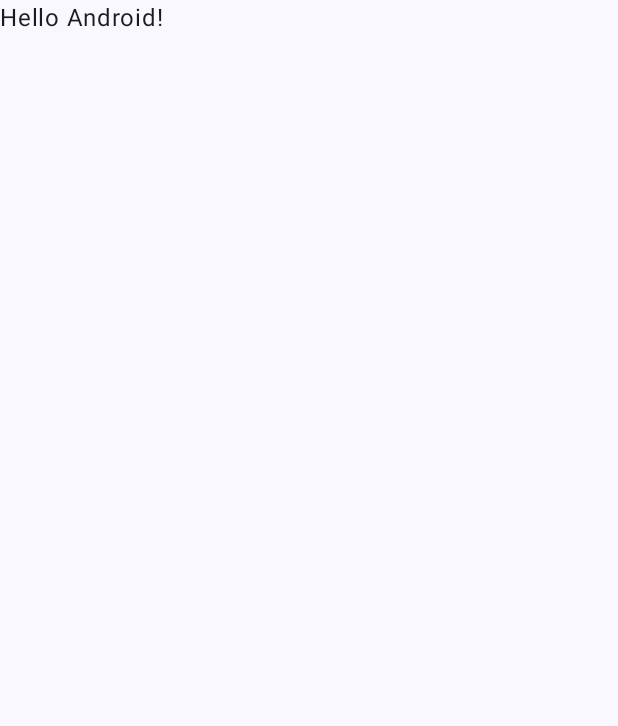
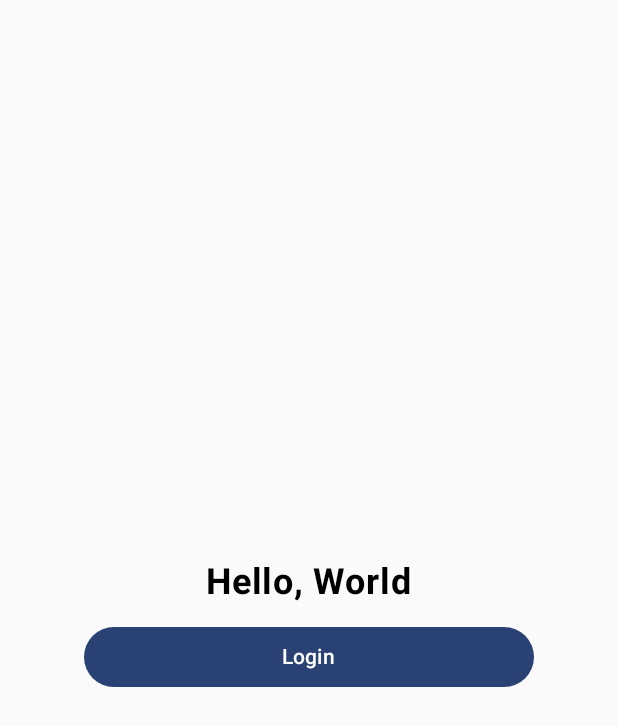
Before and after one commit to AlexGladkov/AlexGladkov-maw_chapter2_block1_demo3, an Android app built with Jetpack Compose: the screen it shows after launch (MainActivity), on a phone screen of 412 x 824 dp. Before the commit the part shown is almost empty. Shown: the top 726 px of the screen. Run offline under Robolectric (Android 15) with nearby library versions, the phone set to English and light mode, and no system bars.

Commit message:
setup ready

```diff
--- a/app/build.gradle.kts
+++ b/app/build.gradle.kts
@@ -6,12 +6,12 @@ plugins {
 
 android {
     namespace = "tech.mobiledeveloper.block1example2"
-    compileSdk = 34
+    compileSdk = 35
 
     defaultConfig {
         applicationId = "tech.mobiledeveloper.block1example2"
         minSdk = 24
-        targetSdk = 34
+        targetSdk = 35
         versionCode = 1
         versionName = "1.0"
 
@@ -40,6 +40,8 @@ android {
 }
 
 dependencies {
+    implementation(libs.ktor.core)
+    implementation(libs.ktor.cio)
 
     implementation(libs.androidx.core.ktx)
     implementation(libs.androidx.lifecycle.runtime.ktx)
--- a/app/src/main/java/tech/mobiledeveloper/block1example2/MainActivity.kt
+++ b/app/src/main/java/tech/mobiledeveloper/block1example2/MainActivity.kt
@@ -4,14 +4,27 @@ import android.os.Bundle
 import androidx.activity.ComponentActivity
 import androidx.activity.compose.setContent
 import androidx.activity.enableEdgeToEdge
+import androidx.compose.foundation.background
+import androidx.compose.foundation.layout.Box
 import androidx.compose.foundation.layout.fillMaxSize
 import androidx.compose.foundation.layout.padding
 import androidx.compose.material3.Scaffold
 import androidx.compose.material3.Text
 import androidx.compose.runtime.Composable
+import androidx.compose.runtime.getValue
+import androidx.compose.runtime.mutableStateOf
+import androidx.compose.runtime.remember
+import androidx.compose.runtime.setValue
 import androidx.compose.ui.Modifier
+import androidx.compose.ui.graphics.Color
 import androidx.compose.ui.tooling.preview.Preview
+import tech.mobiledeveloper.block1example2.screens.LoggedInScreen
+import tech.mobiledeveloper.block1example2.screens.LoginScreen
 import tech.mobiledeveloper.block1example2.ui.theme.Block1Example2Theme
+
+enum class Navigation {
+    Login, LoggedIn
+}
 
 class MainActivity : ComponentActivity() {
     override fun onCreate(savedInstanceState: Bundle?) {
@@ -19,11 +32,16 @@ class MainActivity : ComponentActivity() {
         enableEdgeToEdge()
         setContent {
             Block1Example2Theme {
-                Scaffold(modifier = Modifier.fillMaxSize()) { innerPadding ->
-                    Greeting(
-                        name = "Android",
-                        modifier = Modifier.padding(innerPadding)
-                    )
+                Box(modifier = Modifier.fillMaxSize()) {
+                    var currentScreen by remember { mutableStateOf(Navigation.Login) }
+
+                    when (currentScreen) {
+                        Navigation.Login -> LoginScreen {
+                            currentScreen = Navigation.LoggedIn
+                        }
+
+                        Navigation.LoggedIn -> LoggedInScreen()
+                    }
                 }
             }
         }
--- /dev/null
+++ b/app/src/main/java/tech/mobiledeveloper/block1example2/screens/LoginScreen.kt
@@ -0,0 +1,35 @@
+package tech.mobiledeveloper.block1example2.screens
+
+import androidx.compose.foundation.layout.Box
+import androidx.compose.foundation.layout.Column
+import androidx.compose.foundation.layout.fillMaxSize
+import androidx.compose.foundation.layout.padding
+import androidx.compose.foundation.layout.width
+import androidx.compose.material3.Button
+import androidx.compose.material3.Text
+import androidx.compose.runtime.Composable
+import androidx.compose.ui.Alignment
+import androidx.compose.ui.Modifier
+import androidx.compose.ui.text.font.FontWeight
+import androidx.compose.ui.unit.dp
+import androidx.compose.ui.unit.sp
+
+@Composable
+fun LoginScreen(next: () -> Unit) {
+    Box(modifier = Modifier.fillMaxSize()) {
+        Column(
+            modifier = Modifier.align(Alignment.Center),
+            horizontalAlignment = Alignment.CenterHorizontally
+        ) {
+            Text(modifier = Modifier.padding(12.dp), text = "Hello, World", fontSize = 24.sp, fontWeight = FontWeight.Bold)
+
+            Button(
+                modifier = Modifier.width(300.dp),
+                onClick = {
+                    next.invoke()
+                }) {
+                Text("Login")
+            }
+        }
+    }
+}
--- a/gradle/libs.versions.toml
+++ b/gradle/libs.versions.toml
@@ -8,6 +8,7 @@ espressoCore = "3.6.1"
 lifecycleRuntimeKtx = "2.6.1"
 activityCompose = "1.9.3"
 composeBom = "2024.04.01"
+ktor = "3.0.1"
 
 [libraries]
 androidx-core-ktx = { group = "androidx.core", name = "core-ktx", version.ref = "coreKtx" }
@@ -25,6 +26,9 @@ androidx-ui-test-manifest = { group = "androidx.compose.ui", name = "ui-test-man
 androidx-ui-test-junit4 = { group = "androidx.compose.ui", name = "ui-test-junit4" }
 androidx-material3 = { group = "androidx.compose.material3", name = "material3" }
 
+ktor-core = { group = "io.ktor", name = "ktor-client-core", version.ref = "ktor" }
+ktor-cio = { group = "io.ktor", name = "ktor-client-cio", version.ref = "ktor" }
+
 [plugins]
 android-application = { id = "com.android.application", version.ref = "agp" }
 kotlin-android = { id = "org.jetbrains.kotlin.android", version.ref = "kotlin" }
```
Also changed, not shown: app/src/main/java/tech/mobiledeveloper/block1example2/screens/LoggedInScreen.kt (added, +20 -0 lines).
